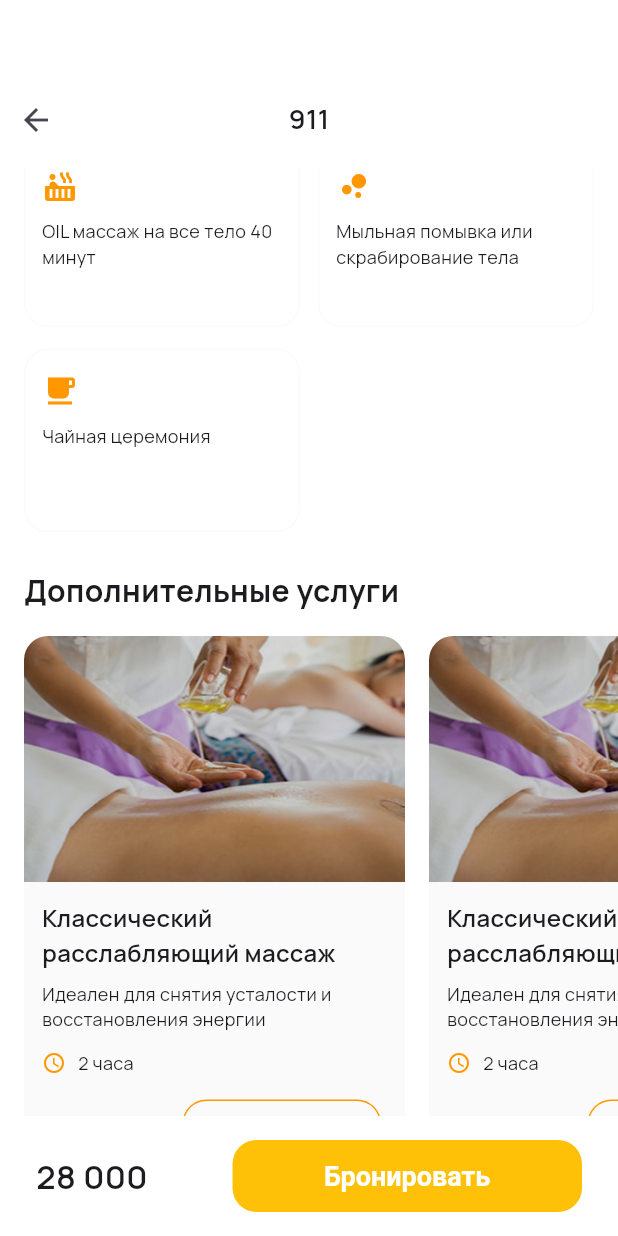
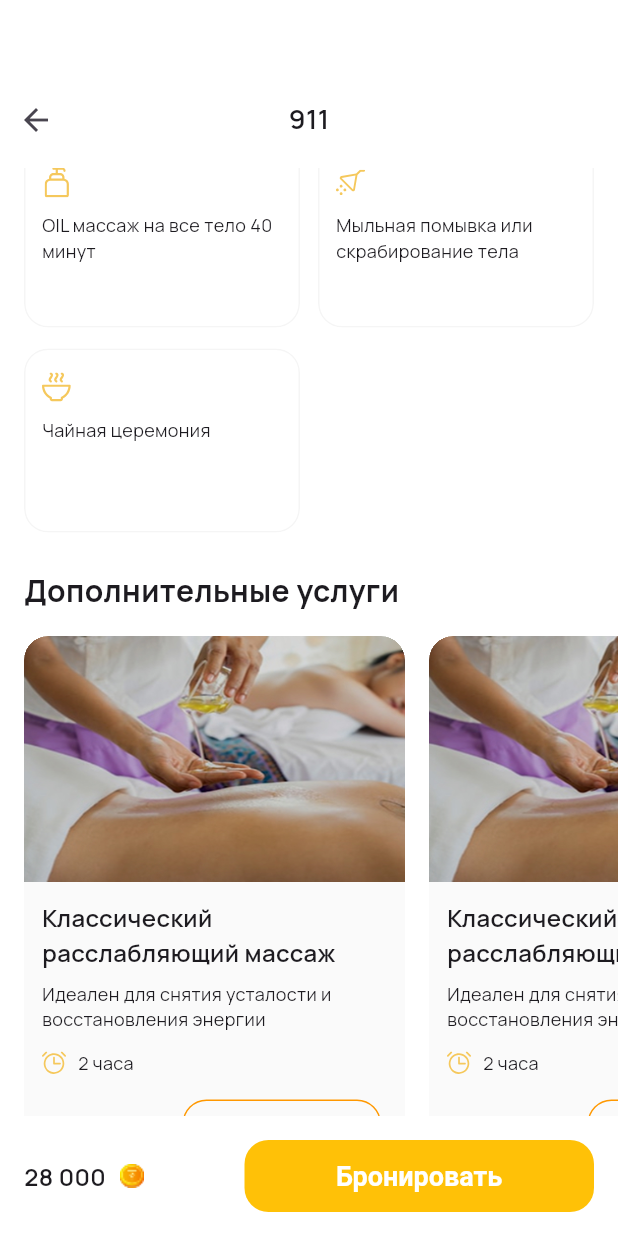
Before and after one commit to AAA-sip/spa_app, a Flutter app: the screen it shows after launch, scrolled down 576 dp, on a phone screen of 412 x 824 dp. Run offline on Flutter 3.47's test engine with Material 3 defaults, Android fonts, the light colour scheme and no system bars; our stand-ins replace flutter_svg, google_fonts.

Commit message:
fix. added icons

```diff
--- a/lib/widgets/additional_services_section.dart
+++ b/lib/widgets/additional_services_section.dart
@@ -1,4 +1,5 @@
 import 'package:flutter/material.dart';
+import 'package:flutter_svg/flutter_svg.dart';
 
 class AdditionalServicesSection extends StatelessWidget {
   const AdditionalServicesSection({super.key});
@@ -35,11 +36,13 @@ class AdditionalServicesSection extends StatelessWidget {
   );
 
   Widget _buildServiceCard() {
-    return Container(
-      decoration: BoxDecoration(
+    return Material(
       color: Colors.grey.shade50,
       borderRadius: BorderRadius.circular(16),
-      ),
+      clipBehavior: Clip.hardEdge,
+      child: InkWell(
+        onTap: () {},
+        child: SizedBox(
           width: 254,
           height: 349,
           child: Column(
@@ -54,14 +57,18 @@ class AdditionalServicesSection extends StatelessWidget {
                   fit: BoxFit.fill,
                 ),
               ),
-          const Padding(
-            padding: EdgeInsets.all(12.0),
+              Padding(
+                padding: EdgeInsets.symmetric(horizontal: 12.0),
                 child: Column(
                   crossAxisAlignment: CrossAxisAlignment.start,
                   children: <Widget>[
+                    SizedBox(height: 12),
                     Text(
                       'Классический расслабляющий массаж',
-                  style: TextStyle(fontWeight: FontWeight.w600, fontSize: 16),
+                      style: TextStyle(
+                        fontWeight: FontWeight.w600,
+                        fontSize: 16,
+                      ),
                     ),
                     SizedBox(height: 8),
                     Text(
@@ -72,26 +79,41 @@ class AdditionalServicesSection extends StatelessWidget {
                     Row(
                       spacing: 8,
                       children: <Widget>[
-                    Icon(Icons.access_time, size: 16, color: Colors.orange),
+                        SvgPicture.asset(
+                          'assets/icons/alarm.svg',
+                          width: 16,
+                          height: 16,
+                        ),
                         Text('2 часа', style: TextStyle(fontSize: 12)),
                       ],
                     ),
+                    SizedBox(height: 12),
                   ],
                 ),
               ),
               Padding(
-            padding: const EdgeInsets.only(
-              left: 16.0,
-              right: 16.0,
-              bottom: 16.0,
-              top: 0,
-            ),
+                padding: EdgeInsets.symmetric(horizontal: 16),
                 child: Row(
                   mainAxisAlignment: MainAxisAlignment.spaceBetween,
                   children: <Widget>[
+                    Row(
+                      spacing: 4,
+                      mainAxisSize: MainAxisSize.min,
+                      crossAxisAlignment: CrossAxisAlignment.center,
+                      children: <Widget>[
                         const Text(
                           '5 000 ',
-                  style: TextStyle(fontWeight: FontWeight.w500, fontSize: 12),
+                          style: TextStyle(
+                            fontWeight: FontWeight.w500,
+                            fontSize: 12,
+                          ),
+                        ),
+                        Image.asset(
+                          'assets/icons/gold.png',
+                          width: 16,
+                          height: 16,
+                        ),
+                      ],
                     ),
                     OutlinedButton.icon(
                       style: OutlinedButton.styleFrom(
@@ -102,7 +124,7 @@ class AdditionalServicesSection extends StatelessWidget {
                         ),
                       ),
                       icon: Icon(Icons.add, color: Colors.orange),
-                  label: const Text('Добавить'),
+                      label: Text('Добавить'),
                       onPressed: () {},
                     ),
                   ],
@@ -110,6 +132,8 @@ class AdditionalServicesSection extends StatelessWidget {
               ),
             ],
           ),
+        ),
+      ),
     );
   }
 }
--- a/lib/widgets/booking_bar.dart
+++ b/lib/widgets/booking_bar.dart
@@ -4,21 +4,36 @@ class BookingBar extends StatelessWidget {
   const BookingBar({super.key});
 
   @override
-  Widget build(_) => Container(
-    padding: const EdgeInsets.symmetric(horizontal: 24, vertical: 16),
+  Widget build(BuildContext context) => Container(
+    padding: const EdgeInsets.symmetric(horizontal: 16, vertical: 16),
     decoration: BoxDecoration(color: Colors.white),
     child: Row(
       mainAxisAlignment: MainAxisAlignment.spaceBetween,
       children: <Widget>[
-        const Text(
-          '28 000 ',
-          style: TextStyle(fontSize: 22, fontWeight: FontWeight.w600),
+        Row(
+          crossAxisAlignment: CrossAxisAlignment.center,
+          mainAxisSize: MainAxisSize.min,
+          spacing: 4,
+          children: <Widget>[
+            const Text(
+              '28 000 ',
+              style: TextStyle(fontSize: 16, fontWeight: FontWeight.w600),
+            ),
+            Image.asset('assets/icons/gold.png', width: 20, height: 20),
+          ],
         ),
         SizedBox(
           height: 48,
           width: 233,
           child: FilledButton(
-            onPressed: () {},
+            onPressed: () {
+              ScaffoldMessenger.of(context).showSnackBar(
+                const SnackBar(
+                  content: Text('Бронирован!'),
+                  duration: Duration(seconds: 2),
+                ),
+              );
+            },
             style: FilledButton.styleFrom(
               backgroundColor: Colors.amber,
               textStyle: const TextStyle(
--- a/lib/widgets/included_in_program_section.dart
+++ b/lib/widgets/included_in_program_section.dart
@@ -1,4 +1,5 @@
 import 'package:flutter/material.dart';
+import 'package:flutter_svg/svg.dart';
 
 class IncludedInProgramSection extends StatelessWidget {
   const IncludedInProgramSection({super.key});
@@ -24,36 +25,44 @@ class IncludedInProgramSection extends StatelessWidget {
           physics: const NeverScrollableScrollPhysics(),
           children: <Widget>[
             _buildIncludedItem(
-              Icons.wb_sunny,
+              'assets/icons/solar.svg',
               '3-ех этапное парение с вениками',
-            ),
-            _buildIncludedItem(Icons.spa, 'Сухой пилинг тела'),
-            _buildIncludedItem(
-              Icons.hot_tub,
-              'OIL массаж на все тело 40 минут',
+              20,
             ),
             _buildIncludedItem(
-              Icons.bubble_chart,
+              'assets/icons/solar.svg',
+              'Сухой пилинг тела',
+              20,
+            ),
+            _buildIncludedItem(
+              'assets/icons/soap.svg',
+              'OIL массаж на все тело 40 минут',
+              20,
+            ),
+            _buildIncludedItem(
+              'assets/icons/shower.svg',
               'Мыльная помывка или скрабирование тела',
+              20,
             ),
-            _buildIncludedItem(Icons.local_cafe, 'Чайная церемония'),
+            _buildIncludedItem('assets/icons/boal.svg', 'Чайная церемония', 20),
           ],
         ),
       ],
     ),
   );
 
-  Widget _buildIncludedItem(IconData icon, String text) => Material(
+  Widget _buildIncludedItem(String iconAsset, String text, double size) =>
+      Material(
         color: Colors.white,
         clipBehavior: Clip.antiAlias,
         shape: RoundedRectangleBorder(
           borderRadius: BorderRadius.circular(16),
-      side: BorderSide(color: Colors.grey.shade50, width: 1),
+          side: BorderSide(color: Colors.grey.shade100, width: 1),
         ),
         child: InkWell(
           onTap: () {},
-      child: Padding(
-        padding: const EdgeInsets.only(
+          child: Container(
+            padding: EdgeInsets.only(
               left: 12.0,
               right: 12.0,
               top: 16.0,
@@ -63,8 +72,8 @@ class IncludedInProgramSection extends StatelessWidget {
               crossAxisAlignment: CrossAxisAlignment.start,
               spacing: 10,
               children: <Widget>[
-            Icon(icon, color: Colors.orange, size: 24),
-            Expanded(child: Text(text, style: const TextStyle(fontSize: 12))),
+                SvgPicture.asset(iconAsset, width: size, height: size),
+                Expanded(child: Text(text, style: TextStyle(fontSize: 12))),
               ],
             ),
           ),
```
Also changed, not shown: assets/icons/boal.svg (added), assets/icons/gold.png (added), assets/icons/gold.svg (added), assets/icons/shower.svg (added), assets/icons/soap.svg (added), assets/icons/solar.svg (added). Lines whose indentation alone changed are shown as unchanged.
